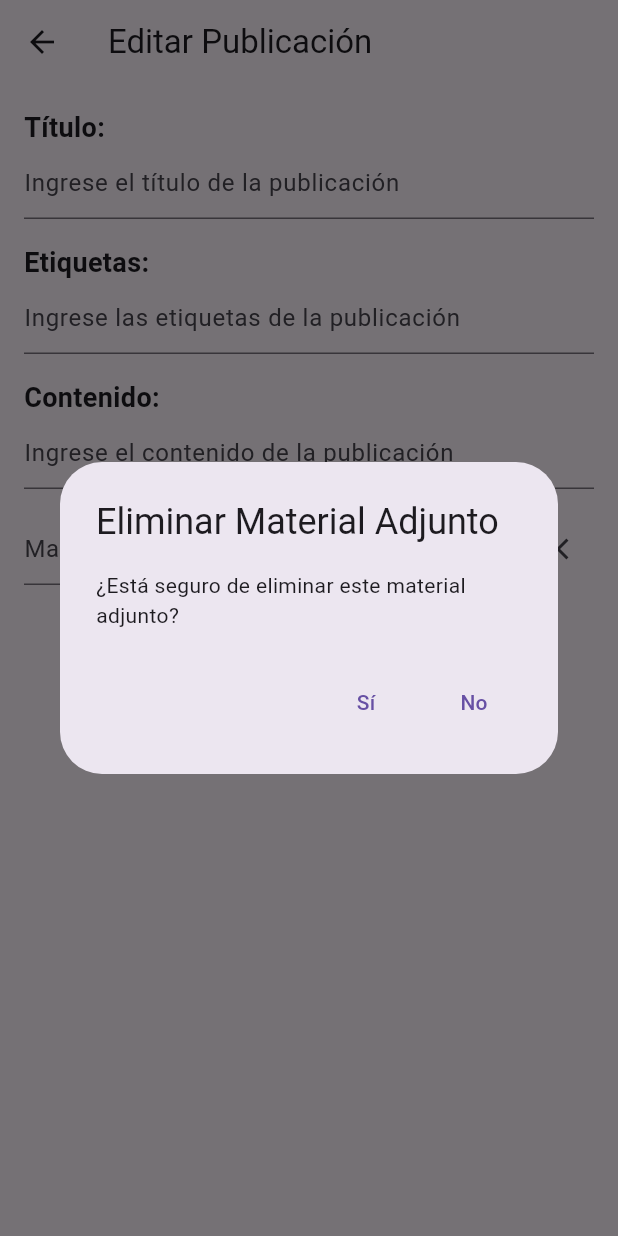
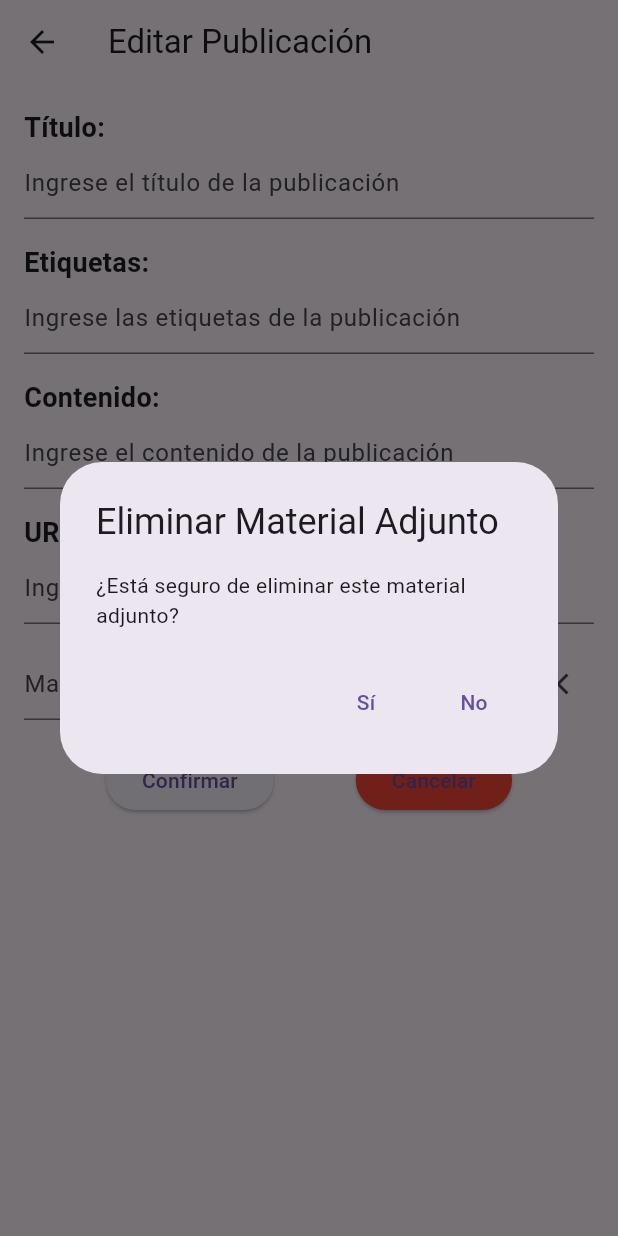
Before and after one commit to estebanvilla16/TesisJaveLab, a Flutter app: the EditarPublicacionScreen screen opened directly with empty values, after a tap on the "close" icon, on a phone screen of 412 x 824 dp. Run offline on Flutter 3.47's test engine with Material 3 defaults, Android fonts, the phone set to English and light mode, and no system bars; our stand-ins replace carousel_slider, file_picker, fl_chart, flutter_rating_bar, flutter_secure_storage, flutter_spinkit and 7 more; missing offline and left inert: dart:ffi, flutter_launcher_icons, flutter_pdfview, mailer, zefyrka; accounts and stored records are empty; network calls fail.

Commit message:
Funcionalidad de 2+ archivos en Posts

```diff
--- a/lib/pages/editar_post.dart
+++ b/lib/pages/editar_post.dart
@@ -20,7 +20,8 @@ class _EditarPublicacionScreenState extends State<EditarPublicacionScreen> {
   late TextEditingController _tituloController;
   late TextEditingController _contenidoController;
   late TextEditingController _etiquetaController;
-  late String mat;
+  late TextEditingController _urlController;
+  late List<String> mat; // Lista de nombres de archivos
   late int id;
 
   @override
@@ -29,8 +30,9 @@ class _EditarPublicacionScreenState extends State<EditarPublicacionScreen> {
     _tituloController = TextEditingController(text: widget.post.titulo);
     _contenidoController = TextEditingController(text: widget.post.contenido);
     _etiquetaController = TextEditingController(text: widget.post.tags);
-    mat = widget.post.material ??
-        ""; // Inicializa con post.material o vacío si es null
+    _urlController = TextEditingController(text: widget.post.video);
+    mat = widget.post.material?.split(', ') ??
+        []; // Inicializa con los nombres de los archivos o una lista vacía si es null
     id = widget.post.id_post;
   }
 
@@ -87,13 +89,28 @@ class _EditarPublicacionScreenState extends State<EditarPublicacionScreen> {
               ),
             ),
             const SizedBox(height: 16.0),
-            if (widget.post.material != "null")
-              Row(
+            const Text(
+              'URL de video:',
+              style: TextStyle(fontSize: 18.0, fontWeight: FontWeight.bold),
+            ),
+            TextField(
+              controller: _urlController,
+              maxLines: null,
+              keyboardType: TextInputType.multiline,
+              decoration: const InputDecoration(
+                hintText: 'Ingrese el url de un video a adjuntar',
+              ),
+            ),
+            const SizedBox(height: 16.0),
+            if (mat.isNotEmpty)
+              Column(
+                children: mat.map((fileName) {
+                  return Row(
                     children: [
                       Expanded(
                         child: TextField(
                           readOnly: true,
-                      controller: TextEditingController(text: mat),
+                          controller: TextEditingController(text: fileName),
                           decoration: const InputDecoration(
                             hintText: 'Material adjunto',
                           ),
@@ -102,10 +119,12 @@ class _EditarPublicacionScreenState extends State<EditarPublicacionScreen> {
                       IconButton(
                         icon: Icon(Icons.close),
                         onPressed: () {
-                      _confirmarEliminarMaterial(context);
+                          _confirmarEliminarMaterial(context, fileName);
                         },
                       ),
                     ],
+                  );
+                }).toList(),
               ),
             const SizedBox(height: 16.0),
             Row(
@@ -116,8 +135,9 @@ class _EditarPublicacionScreenState extends State<EditarPublicacionScreen> {
                     String nuevoTitulo = _tituloController.text;
                     String nuevoContenido = _contenidoController.text;
                     String nuevaEtiqueta = _etiquetaController.text;
+                    String urlNuevo = _urlController.text;
                     _modificarPost(nuevoTitulo, nuevoContenido, nuevaEtiqueta,
-                        id, mat, widget.post.material);
+                        id, mat, urlNuevo);
                     Navigator.pushReplacement(
                         context,
                         MaterialPageRoute(
@@ -144,13 +164,14 @@ class _EditarPublicacionScreenState extends State<EditarPublicacionScreen> {
   }
 
   void _modificarPost(String nuevoTitulo, String nuevoContenido,
-      String nuevaEtiqueta, int id, String mat, String filename) async {
+      String nuevaEtiqueta, int id, List<String> mat, String url) async {
     final String url = '${Environment.foroUrl}/post/actualizar/$id';
 
     Map<String, dynamic> data = {
       "titulo": nuevoTitulo,
       "contenido": nuevoContenido,
-      "material": mat,
+      "material": mat.isNotEmpty ? mat.join(', ') : "null",
+      "video": url,
       "tags": nuevaEtiqueta,
     };
 
@@ -162,15 +183,9 @@ class _EditarPublicacionScreenState extends State<EditarPublicacionScreen> {
 
     if (response.statusCode == 200) {
       print('Post modificado: ${response.body}');
-      if (mat == "null") {
-        final String url2 =
-            ('${Environment.blobUrl}/api/blob/delete/$filename');
-        final response2 = await http.delete(Uri.parse(url2));
-
-        if (response2.statusCode == 200) {
-          print('Archivo eliminado: ${response2.body}');
-        } else {
-          print('Error al eliminar el archivo: ${response2.body}');
+      for (String fileName in widget.post.material?.split(', ') ?? []) {
+        if (!mat.contains(fileName)) {
+          await _eliminarArchivo(fileName);
         }
       }
     } else {
@@ -179,7 +194,19 @@ class _EditarPublicacionScreenState extends State<EditarPublicacionScreen> {
     }
   }
 
-  Future<void> _confirmarEliminarMaterial(BuildContext context) async {
+  Future<void> _eliminarArchivo(String filename) async {
+    final String url = '${Environment.blobUrl}/api/blob/delete/$filename';
+    final response = await http.delete(Uri.parse(url));
+
+    if (response.statusCode == 200) {
+      print('Archivo eliminado: ${response.body}');
+    } else {
+      print('Error al eliminar el archivo: ${response.body}');
+    }
+  }
+
+  Future<void> _confirmarEliminarMaterial(
+      BuildContext context, String fileName) async {
     bool confirmado = await showDialog(
       context: context,
       builder: (BuildContext context) {
@@ -207,7 +234,7 @@ class _EditarPublicacionScreenState extends State<EditarPublicacionScreen> {
 
     if (confirmado) {
       setState(() {
-        mat = "null"; // Actualiza la variable de material a "null"
+        mat.remove(fileName); // Elimina el archivo específico de la lista
       });
     }
   }
```
Also changed, not shown: lib/pages/crear_post.dart (+28 -24 lines), lib/pages/ver_post.dart (+82 -41 lines). Lines whose indentation alone changed are shown as unchanged.
